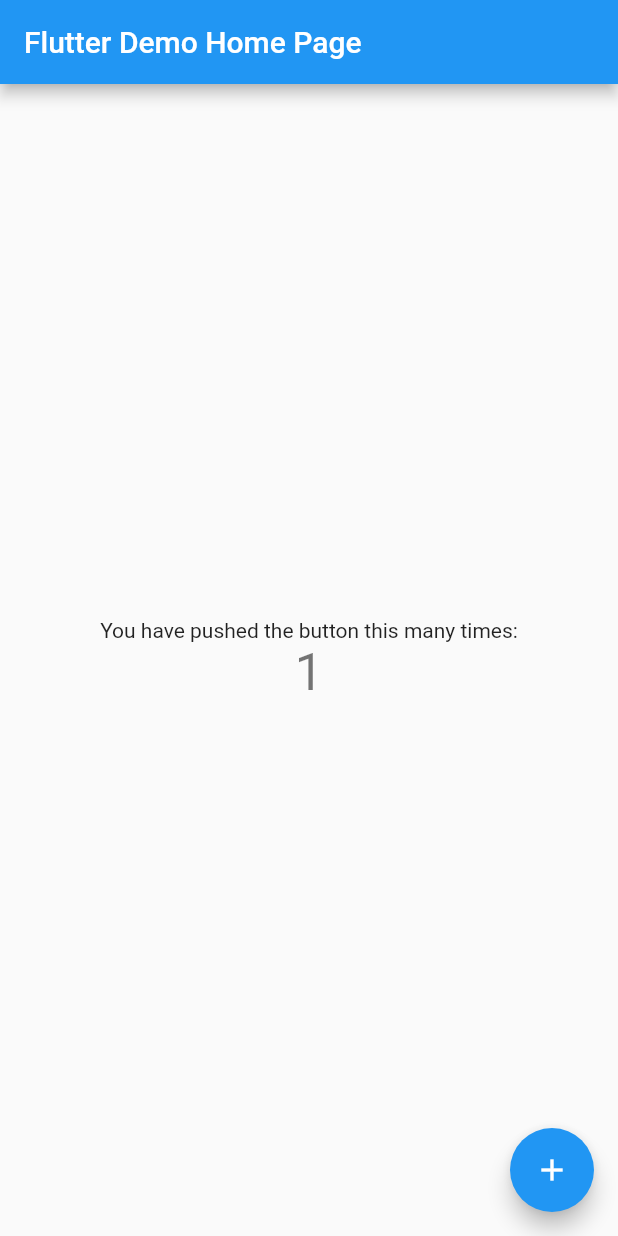
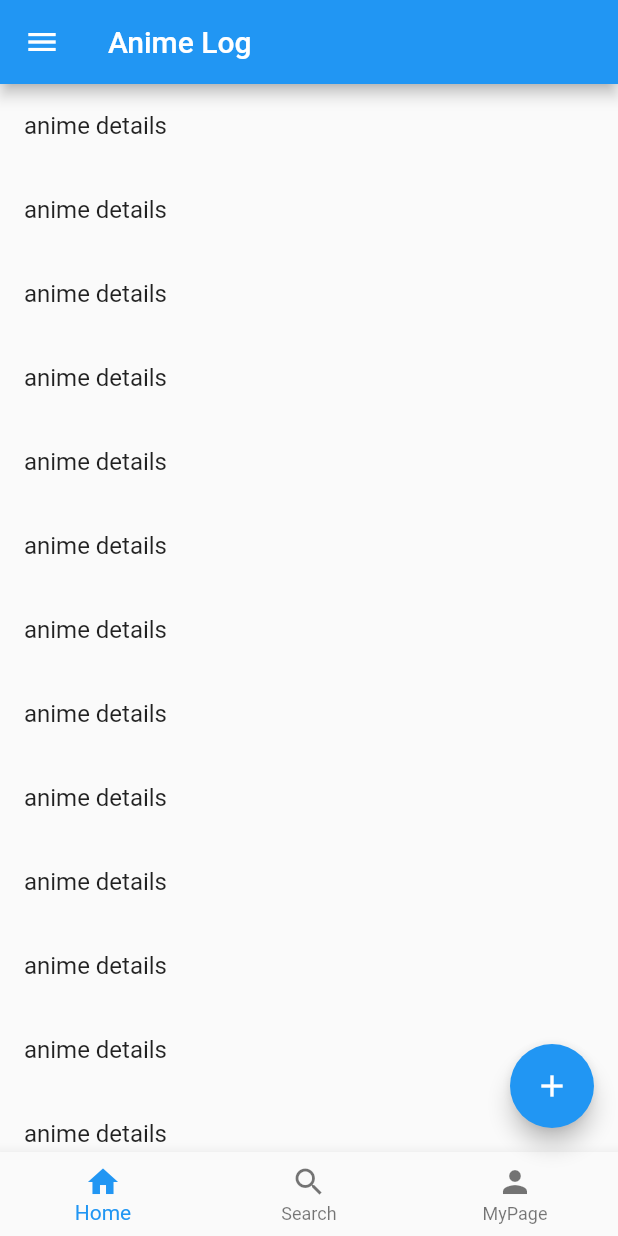
Before and after one commit to masa08/habit_list, a Flutter app: the MyHomePage screen opened directly, after a tap on the "add" icon, on a phone screen of 412 x 824 dp. Run offline on Flutter 3.47's test engine with Material 2 defaults, Android fonts, the phone set to English and light mode, and no system bars.

Commit message:
main page base widget

```diff
--- a/lib/main.dart
+++ b/lib/main.dart
@@ -7,40 +7,20 @@
 class MyApp extends StatelessWidget {
   const MyApp({Key? key}) : super(key: key);
 
-  // This widget is the root of your application.
   @override
   Widget build(BuildContext context) {
     return MaterialApp(
       title: 'Flutter Demo',
       theme: ThemeData(
-        // This is the theme of your application.
-        //
-        // Try running your application with "flutter run". You'll see the
-        // application has a blue toolbar. Then, without quitting the app, try
-        // changing the primarySwatch below to Colors.green and then invoke
-        // "hot reload" (press "r" in the console where you ran "flutter run",
-        // or simply save your changes to "hot reload" in a Flutter IDE).
-        // Notice that the counter didn't reset back to zero; the application
-        // is not restarted.
         primarySwatch: Colors.blue,
       ),
-      home: const MyHomePage(title: 'Flutter Demo Home Page'),
+      home: const MyHomePage(title: 'Anime Log'),
     );
   }
 }
 
 class MyHomePage extends StatefulWidget {
   const MyHomePage({Key? key, required this.title}) : super(key: key);
-
-  // This widget is the home page of your application. It is stateful, meaning
-  // that it has a State object (defined below) that contains fields that affect
-  // how it looks.
-
-  // This class is the configuration for the state. It holds the values (in this
-  // case the title) provided by the parent (in this case the App widget) and
-  // used by the build method of the State. Fields in a Widget subclass are
-  // always marked "final".
-
   final String title;
 
   @override
@@ -48,68 +28,53 @@
 }
 
 class _MyHomePageState extends State<MyHomePage> {
-  int _counter = 0;
+  int _selectedIndex = 0;
 
-  void _incrementCounter() {
+    void _onItemTapped(int index) {
     setState(() {
-      // This call to setState tells the Flutter framework that something has
-      // changed in this State, which causes it to rerun the build method below
-      // so that the display can reflect the updated values. If we changed
-      // _counter without calling setState(), then the build method would not be
-      // called again, and so nothing would appear to happen.
-      _counter++;
+      _selectedIndex = index;
     });
   }
 
   @override
   Widget build(BuildContext context) {
-    // This method is rerun every time setState is called, for instance as done
-    // by the _incrementCounter method above.
-    //
-    // The Flutter framework has been optimized to make rerunning build methods
-    // fast, so that you can just rebuild anything that needs updating rather
-    // than having to individually change instances of widgets.
     return Scaffold(
       appBar: AppBar(
-        // Here we take the value from the MyHomePage object that was created by
-        // the App.build method, and use it to set our appbar title.
+        leading: const Icon(Icons.menu),
         title: Text(widget.title),
       ),
       body: Center(
-        // Center is a layout widget. It takes a single child and positions it
-        // in the middle of the parent.
-        child: Column(
-          // Column is also a layout widget. It takes a list of children and
-          // arranges them vertically. By default, it sizes itself to fit its
-          // children horizontally, and tries to be as tall as its parent.
-          //
-          // Invoke "debug painting" (press "p" in the console, choose the
-          // "Toggle Debug Paint" action from the Flutter Inspector in Android
-          // Studio, or the "Toggle Debug Paint" command in Visual Studio Code)
-          // to see the wireframe for each widget.
-          //
-          // Column has various properties to control how it sizes itself and
-          // how it positions its children. Here we use mainAxisAlignment to
-          // center the children vertically; the main axis here is the vertical
-          // axis because Columns are vertical (the cross axis would be
-          // horizontal).
-          mainAxisAlignment: MainAxisAlignment.center,
-          children: <Widget>[
-            const Text(
-              'You have pushed the button this many times:',
-            ),
-            Text(
-              '$_counter',
-              style: Theme.of(context).textTheme.headline4,
-            ),
-          ],
-        ),
+        child: ListView.builder(
+          itemBuilder: (context, index) {
+          return const ListTile(
+            title: Text("anime details"),
+          );
+        }),
       ),
       floatingActionButton: FloatingActionButton(
-        onPressed: _incrementCounter,
-        tooltip: 'Increment',
+        onPressed: () { print("onpressed"); },
+        tooltip: 'Add Anime',
         child: const Icon(Icons.add),
-      ), // This trailing comma makes auto-formatting nicer for build methods.
+      ),
+      bottomNavigationBar: BottomNavigationBar(
+        items: const <BottomNavigationBarItem>[
+          BottomNavigationBarItem(
+            icon: Icon(Icons.home),
+            label: 'Home',
+          ),
+          BottomNavigationBarItem(
+            icon: Icon(Icons.search),
+            label: 'Search',
+          ),
+          BottomNavigationBarItem(
+            icon: Icon(Icons.person),
+            label: 'MyPage',
+          ),
+        ],
+        currentIndex: _selectedIndex,
+        selectedItemColor: Colors.blue,
+        onTap: _onItemTapped,
+      ),
     );
   }
 }
```
